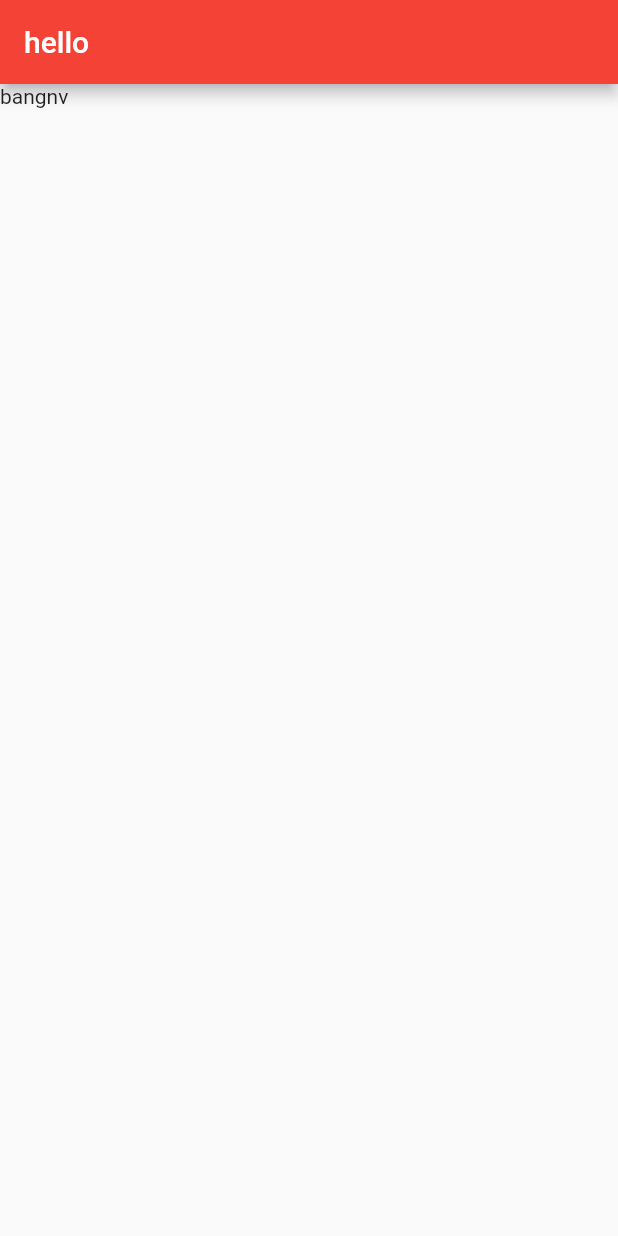
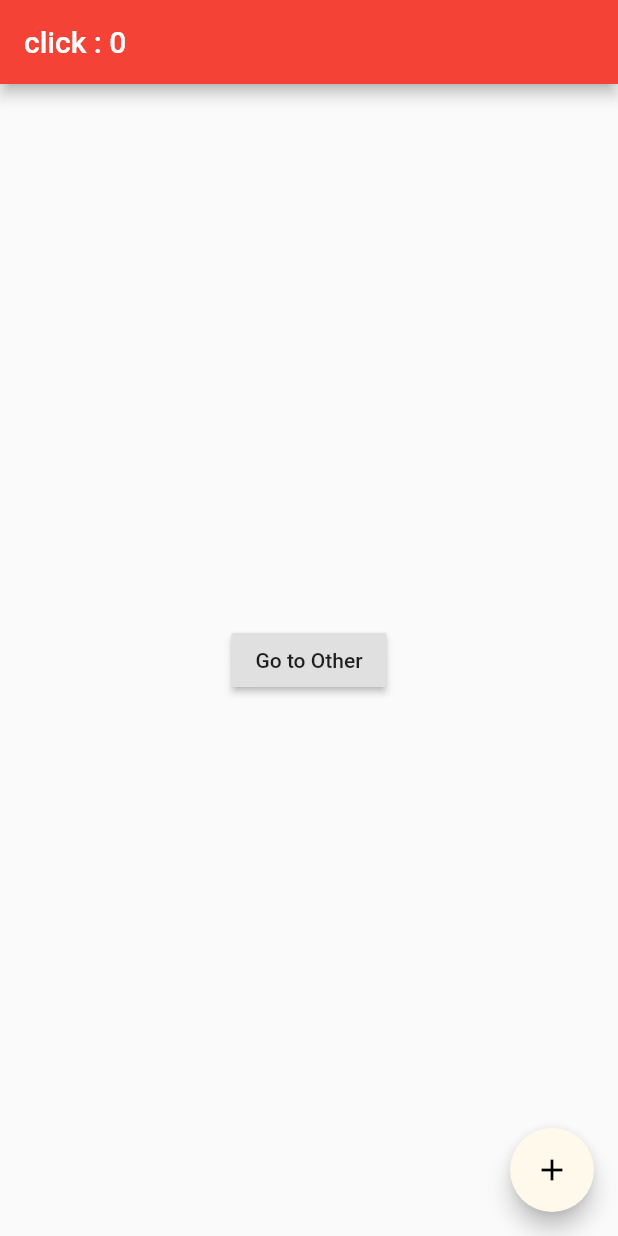
Before and after one commit to Androidbangnv/UiDemoFLutter, a Flutter app: the TestBloc screen opened directly, on a phone screen of 412 x 824 dp. Run offline on Flutter 3.47's test engine with Material 2 defaults, Android fonts, the phone set to English and light mode, and no system bars; our stand-ins replace bloc, device_preview, dio, flutter_screenutil, get, shared_preferences; missing offline and left inert: dio_http_cache; accounts and stored records are empty.

Commit message:
get flutter template

```diff
--- a/lib/test_bloc/AppTestBloc.dart
+++ b/lib/test_bloc/AppTestBloc.dart
@@ -1,33 +1,36 @@
 import 'package:flutter/material.dart';
-import 'package:flutter_bloc/flutter_bloc.dart';
-import 'package:ui_demo_1/preferences/share_preference_key.dart';
-import 'package:ui_demo_1/preferences/sharepreference_manager.dart';
-import 'package:ui_demo_1/test_bloc/setting_bloc.dart';
+import 'package:get/get.dart';
+import 'package:ui_demo_1/test_bloc/ContrllerGet.dart';
 
-void main() =>
-    runApp(MaterialApp(
+void main() => runApp(GetMaterialApp(
       home: TestBloc(),
     ));
 
-class TestBloc extends StatefulWidget {
+class TestBloc extends StatelessWidget {
   @override
-  _TestBlocState createState() => _TestBlocState();
+  Widget build(BuildContext context) {
+    // Instantiate your class using Get.put() to make it available for all "child" routes there.
+    final Controller c = Get.put(Controller());
+
+    return Scaffold(
+        appBar: AppBar(
+          title: Obx(() => Text("click : ${c.count}")),
+        ),
+        body: Center(
+            child: RaisedButton(
+                child: Text("Go to Other"), onPressed: () => Get.to(Other()))),
+        floatingActionButton: FloatingActionButton(
+            child: Icon(Icons.add), onPressed: c.increment));
+  }
 }
 
-class _TestBlocState extends State<TestBloc> {
+class Other extends StatelessWidget {
+  // You can ask Get to find a Controller that is being used by another page and redirect you to it.
+  final Controller c = Get.find();
+
   @override
-  Widget build(BuildContext context) {
-
-    return Scaffold(
-      appBar: AppBar(
-        title: Text('hello'),
-      ),
-      body: BlocProvider<SettingBloc>(
-        create: (context) {
-          return SettingBloc();
-        },
-        child: Text('bangnv'),
-      ),
-    );
+  Widget build(context) {
+    // Access the updated count variable
+    return Scaffold(body: Center(child: Text("${c.count}")));
   }
 }
--- /dev/null
+++ b/lib/test_bloc/ContrllerGet.dart
@@ -0,0 +1,11 @@
+import 'package:get/get.dart';
+
+/**
+ * https://github.com/cjamcu/getx-snippets-intelliJ
+ */
+class Controller extends GetxController {
+  var count = 0.obs;
+  void increment() {
+    count++;
+  }
+}
--- a/pubspec.yaml
+++ b/pubspec.yaml
@@ -36,6 +36,7 @@ dependencies:
   equatable: ^1.2.5
   bloc: ^6.0.0
   flutter_bloc: ^6.0.0
+  get:
 
 dev_dependencies:
   flutter_test:
```
Also changed, not shown: pubspec.lock.
